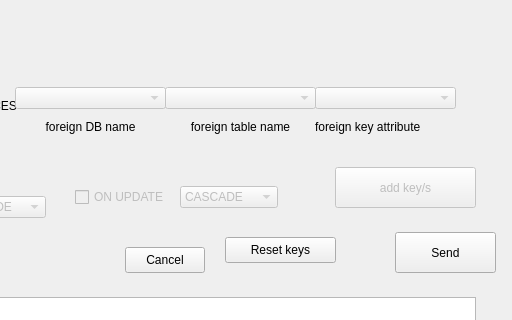
This is create_table_constructor.ui in TiReks33/adb-explorer as Qt 5 draws it before an edit; both pictures show x 335 to 847 and y 103 to 423 of the 847 by 620 pixel window. The edited form follows.
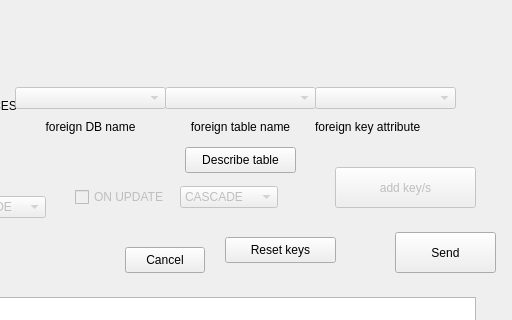
This is the edited form.

What changed in the file:
```diff
--- a/create_table_constructor.ui
+++ b/create_table_constructor.ui
@@ -717,6 +717,19 @@
      </item>
     </layout>
    </widget>
+   <widget class="QPushButton" name="describe_tbl_button_2">
+    <property name="geometry">
+     <rect>
+      <x>520</x>
+      <y>250</y>
+      <width>111</width>
+      <height>26</height>
+     </rect>
+    </property>
+    <property name="text">
+     <string>Describe table</string>
+    </property>
+   </widget>
   </widget>
  </widget>
  <resources/>
```
